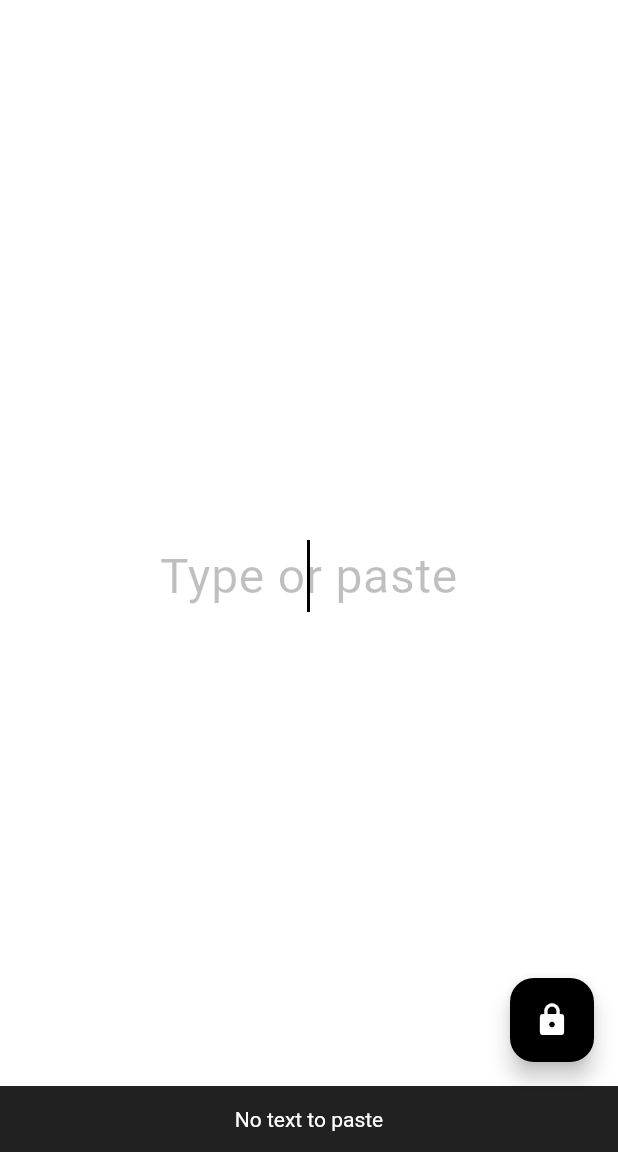
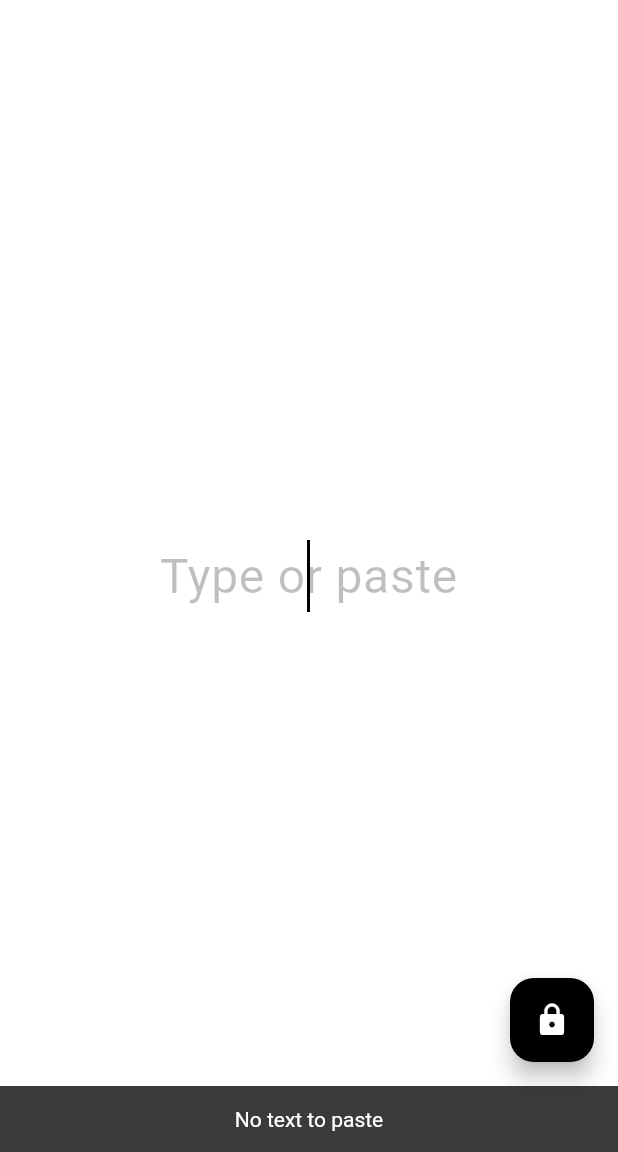
Before and after one commit to East-Tec/pass_ease, a Flutter app: the screen it shows after launch, after a tap on the "content paste" icon, on a phone screen of 412 x 824 dp, the part 84-1236 px from its top. Run offline on Flutter 3.47's test engine with Material 3 defaults, Android fonts, the phone set to English and light mode, and no system bars; our stand-ins replace go_router, shared_preferences.

Commit message:
Fix more theme colors to go with Material Design 3

```diff
--- a/lib/common/theme.dart
+++ b/lib/common/theme.dart
@@ -6,8 +6,10 @@ library;
 
 import 'package:flutter/material.dart';
 
-/// The main color of the app: East-Tec Blue.
+// The East-Tec colors used in the app.
 const Color _eastTecBlue = Color(0xFF00A4F9);
+const Color _eastTecGrey = Color(0xFF4A4B4B);
+const Color _eastTecGreyDarker = Color(0xFF3A3B3B);
 
 /// Defines the default visual properties for this app's material widgets.
 ///
@@ -25,14 +27,11 @@ ThemeData appTheme(Brightness brightness) {
       primary: _eastTecBlue,
       onPrimary: Colors.white,
       primaryContainer: _eastTecBlue,
+
+      // Surface colors are used for the background of the Drawer, the Settings screen, and the dialogs
+      surface: _eastTecGrey,
+      surfaceTint: Colors.white,
     ),
-
-    dialogTheme: DialogTheme(
-      backgroundColor: Colors.grey.shade900,
-    ),
-
-    // The background color of the dialogs is dark grey
-    // dialogBackgroundColor: Colors.grey.shade900,
 
     // By default the FABs have a black background and white text
     floatingActionButtonTheme: const FloatingActionButtonThemeData(
@@ -41,23 +40,16 @@ ThemeData appTheme(Brightness brightness) {
     ),
 
     // Sliders have a dark grey background
-    sliderTheme: SliderThemeData(
-      inactiveTrackColor: Colors.grey.shade700,
+    sliderTheme: const SliderThemeData(
+      inactiveTrackColor: _eastTecGreyDarker,
     ),
 
     // The snack bars have a dark grey background and white text
-    snackBarTheme: SnackBarThemeData(
-      backgroundColor: Colors.grey.shade900,
-      contentTextStyle: const TextStyle(color: Colors.white),
+    snackBarTheme: const SnackBarThemeData(
+      backgroundColor: _eastTecGreyDarker,
+      contentTextStyle: TextStyle(color: Colors.white),
       actionTextColor: _eastTecBlue,
     ),
-
-    // The text color of text buttons is East-Tec Blue
-    // textButtonTheme: TextButtonThemeData(
-    //   style: TextButton.styleFrom(
-    //     foregroundColor: _eastTecBlue,
-    //   ),
-    // ),
 
     // The selection & cursor colors for text fields are East-Tec Blue
     // textSelectionTheme: const TextSelectionThemeData(
--- a/lib/screens/settings_screen.dart
+++ b/lib/screens/settings_screen.dart
@@ -26,6 +26,8 @@ class _SettingsScreenState extends State<SettingsScreen> {
     const SizedBox vSpacer = SizedBox(height: 16.0);
 
     return Scaffold(
+      backgroundColor: Theme.of(context).colorScheme.surface,
+
       // A simple app bar with just a title.
       appBar: AppBar(
         title: const Text(strings.settingsScreenTitle),
@@ -86,6 +88,7 @@ class _SettingsScreenState extends State<SettingsScreen> {
           const Text(strings.chunksSetting),
           const SizedBox(width: 8.0),
           DropdownButton(
+            dropdownColor: Theme.of(context).colorScheme.surface,
             items: settings.chunkLengths.map(chunkLength2Item).toList(),
             value: settings.validateChunkLength(settings.chunkLength),
             // Only enable the dropdown if the chunks setting is on
--- a/lib/widget/app_drawer.dart
+++ b/lib/widget/app_drawer.dart
@@ -91,13 +91,10 @@ class _AppDrawerHeader extends StatelessWidget {
 
   @override
   Widget build(BuildContext context) {
+    // Use a Container instead of a DrawerHeader because the latter has a fixed height
     return Container(
       color: Theme.of(context).colorScheme.primary,
       padding: const EdgeInsets.fromLTRB(16.0, 32.0, 16.0, 8.0),
-      // margin: EdgeInsets.zero,
-      // decoration: BoxDecoration(
-      //   color: Theme.of(context).colorScheme.primary,
-      // ),
       child: Column(
         crossAxisAlignment: CrossAxisAlignment.start,
         children: <Widget>[
```
